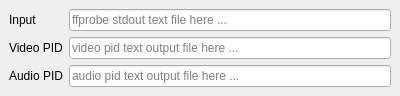
karakirimu/AutoBatchTools, file src/plugins/FFprobeExtpid/ffprobeextpidwidget.ui: the form before one commit.
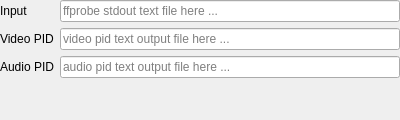
The form after the commit.

Commit message: [Fix] Widget position

Diff of the .ui file:
```diff
--- a/src/plugins/FFprobeExtpid/ffprobeextpidwidget.ui
+++ b/src/plugins/FFprobeExtpid/ffprobeextpidwidget.ui
@@ -7,16 +7,13 @@
     <x>0</x>
     <y>0</y>
     <width>400</width>
-    <height>96</height>
+    <height>120</height>
    </rect>
   </property>
   <property name="windowTitle">
    <string>Form</string>
   </property>
   <layout class="QVBoxLayout" name="verticalLayout">
-   <property name="spacing">
-    <number>0</number>
-   </property>
    <property name="leftMargin">
     <number>0</number>
    </property>
@@ -30,28 +27,28 @@
     <number>0</number>
    </property>
    <item>
-    <widget class="QFrame" name="frame">
-     <property name="frameShape">
-      <enum>QFrame::NoFrame</enum>
-     </property>
-     <property name="frameShadow">
-      <enum>QFrame::Raised</enum>
-     </property>
-     <layout class="QGridLayout" name="gridLayout">
-      <item row="1" column="2">
+    <layout class="QGridLayout" name="gridLayout_2">
+     <item row="0" column="1">
+      <widget class="QLineEdit" name="input">
+       <property name="placeholderText">
+        <string>ffprobe stdout text file here ...</string>
+       </property>
+      </widget>
+     </item>
+     <item row="0" column="0">
+      <widget class="QLabel" name="label">
+       <property name="text">
+        <string>Input</string>
+       </property>
+      </widget>
+     </item>
+     <item row="1" column="1">
        <widget class="QLineEdit" name="out_videopid">
         <property name="placeholderText">
          <string>video pid text output file here ...</string>
         </property>
        </widget>
       </item>
-      <item row="2" column="2">
-       <widget class="QLineEdit" name="out_audiopid">
-        <property name="placeholderText">
-         <string>audio pid text output file here ...</string>
-        </property>
-       </widget>
-      </item>
       <item row="1" column="0">
        <widget class="QLabel" name="label_2">
         <property name="text">
@@ -59,20 +56,6 @@
         </property>
        </widget>
       </item>
-      <item row="0" column="0">
-       <widget class="QLabel" name="label">
-        <property name="text">
-         <string>Input</string>
-        </property>
-       </widget>
-      </item>
-      <item row="0" column="2">
-       <widget class="QLineEdit" name="input">
-        <property name="placeholderText">
-         <string>ffprobe stdout text file here ...</string>
-        </property>
-       </widget>
-      </item>
       <item row="2" column="0">
        <widget class="QLabel" name="label_3">
         <property name="text">
@@ -80,8 +63,27 @@
         </property>
        </widget>
       </item>
-     </layout>
-    </widget>
+     <item row="2" column="1">
+      <widget class="QLineEdit" name="out_audiopid">
+       <property name="placeholderText">
+        <string>audio pid text output file here ...</string>
+       </property>
+      </widget>
+     </item>
+    </layout>
+   </item>
+   <item>
+    <spacer name="verticalSpacer">
+     <property name="orientation">
+      <enum>Qt::Vertical</enum>
+     </property>
+     <property name="sizeHint" stdset="0">
+      <size>
+       <width>17</width>
+       <height>10</height>
+      </size>
+     </property>
+    </spacer>
    </item>
   </layout>
  </widget>
```
Lines whose indentation alone changed are shown as unchanged. The commit also changes 1 other file.
